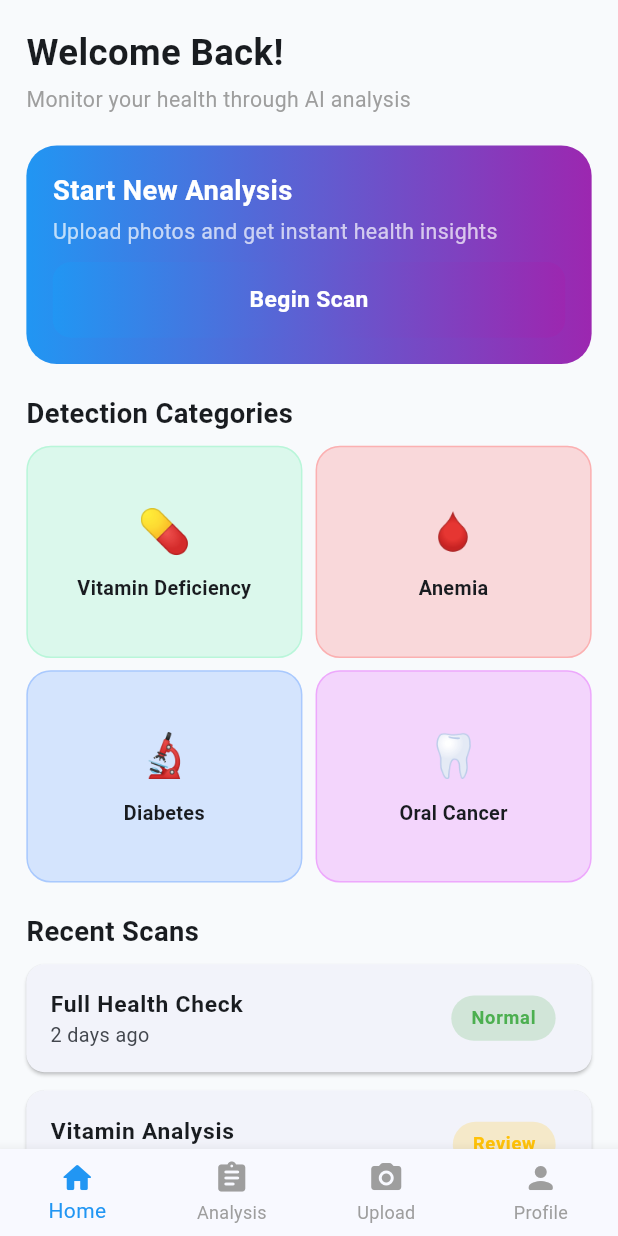
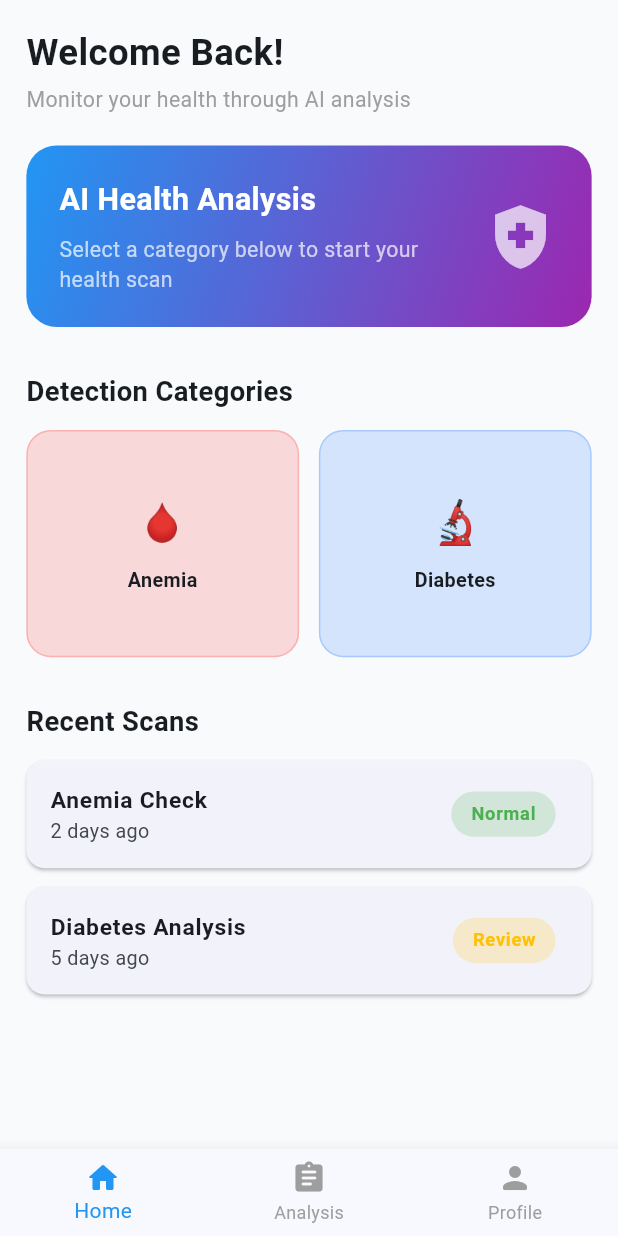
Before and after one commit to Early-Screening-for-Systemic-Diseases/heal_app, a Flutter app: the screen it shows after launch, on a phone screen of 412 x 824 dp. Run offline on Flutter 3.47's test engine with Material 3 defaults, Android fonts, the phone set to English and light mode, and no system bars; our stand-ins replace flutter_screenutil, flutter_svg, image_picker.

```diff
--- a/lib/features/view/home_screen.dart
+++ b/lib/features/view/home_screen.dart
@@ -1,8 +1,8 @@
 import 'package:flutter/material.dart';
 import 'package:flutter_screenutil/flutter_screenutil.dart';
 import '../widgets/category_card.dart';
-import '../widgets/gradient_button.dart';
 import '../widgets/info_card.dart';
+import 'upload_screen.dart';
 
 class HomeScreen extends StatelessWidget {
   const HomeScreen({super.key});
@@ -15,62 +15,124 @@ class HomeScreen extends StatelessWidget {
         child: Column(
           crossAxisAlignment: CrossAxisAlignment.start,
           children: [
-            Text('Welcome Back!', style: TextStyle(fontSize: 24.sp, fontWeight: FontWeight.bold)),
+            Text(
+              'Welcome Back!',
+              style: TextStyle(fontSize: 24.sp, fontWeight: FontWeight.bold),
+            ),
             SizedBox(height: 4.h),
-            Text('Monitor your health through AI analysis',
-                style: TextStyle(color: Colors.grey, fontSize: 14.sp)),
+            Text(
+              'Monitor your health through AI analysis',
+              style: TextStyle(color: Colors.grey, fontSize: 14.sp),
+            ),
             SizedBox(height: 20.h),
+
+            // Info Card instead of gradient button
             Container(
-              padding: EdgeInsets.all(16.w),
+              padding: EdgeInsets.all(20.w),
               decoration: BoxDecoration(
-                gradient: const LinearGradient(colors: [Colors.blue, Colors.purple]),
+                gradient: const LinearGradient(
+                  colors: [Colors.blue, Colors.purple],
+                  begin: Alignment.topLeft,
+                  end: Alignment.bottomRight,
+                ),
                 borderRadius: BorderRadius.circular(20.r),
               ),
+              child: Row(
+                children: [
+                  Expanded(
                     child: Column(
                       crossAxisAlignment: CrossAxisAlignment.start,
                       children: [
-                  Text('Start New Analysis',
+                        Text(
+                          'AI Health Analysis',
                           style: TextStyle(
-                          fontSize: 18.sp, fontWeight: FontWeight.bold, color: Colors.white)),
-                  SizedBox(height: 4.h),
-                  Text('Upload photos and get instant health insights',
-                      style: TextStyle(color: Colors.white70, fontSize: 14.sp)),
-                  SizedBox(height: 10.h),
-                  GradientButton(text: 'Begin Scan', onPressed: () {}),
+                            fontSize: 20.sp,
+                            fontWeight: FontWeight.bold,
+                            color: Colors.white,
+                          ),
+                        ),
+                        SizedBox(height: 8.h),
+                        Text(
+                          'Select a category below to start your health scan',
+                          style: TextStyle(color: Colors.white70, fontSize: 14.sp),
+                        ),
                       ],
                     ),
                   ),
-            SizedBox(height: 20.h),
-            Text('Detection Categories',
-                style: TextStyle(fontSize: 18.sp, fontWeight: FontWeight.bold)),
-            SizedBox(height: 8.h),
+                  Icon(Icons.health_and_safety, size: 50.sp, color: Colors.white70),
+                ],
+              ),
+            ),
+
+            SizedBox(height: 30.h),
+            Text(
+              'Detection Categories',
+              style: TextStyle(fontSize: 18.sp, fontWeight: FontWeight.bold),
+            ),
+            SizedBox(height: 12.h),
+
+            // Two category cards
             GridView.count(
               crossAxisCount: 2,
               shrinkWrap: true,
               physics: const NeverScrollableScrollPhysics(),
-              childAspectRatio: 1.3,
-              crossAxisSpacing: 8.w,
-              mainAxisSpacing: 8.h,
-              children: const [
-                CategoryCard(icon: '💊', name: 'Vitamin Deficiency', color: Colors.greenAccent),
-                CategoryCard(icon: '🩸', name: 'Anemia', color: Colors.redAccent),
-                CategoryCard(icon: '🔬', name: 'Diabetes', color: Colors.blueAccent),
-                CategoryCard(icon: '🦷', name: 'Oral Cancer', color: Colors.purpleAccent),
+              childAspectRatio: 1.2,
+              crossAxisSpacing: 12.w,
+              mainAxisSpacing: 12.h,
+              children: [
+                GestureDetector(
+                  onTap: () {
+                    Navigator.push(
+                      context,
+                      MaterialPageRoute(
+                        builder: (context) => const UploadScreen(
+                          category: 'Anemia',
+                          icon: '🩸',
+                          color: Colors.redAccent,
+                          sampleImagePath: 'assets/images/eye.webp',
+                        ),
+                      ),
+                    );
+                  },
+                  child: const CategoryCard(icon: '🩸', name: 'Anemia', color: Colors.redAccent),
+                ),
+                GestureDetector(
+                  onTap: () {
+                    Navigator.push(
+                      context,
+                      MaterialPageRoute(
+                        builder: (context) => const UploadScreen(
+                          category: 'Diabetes',
+                          icon: '🔬',
+                          color: Colors.blueAccent,
+                          sampleImagePath: 'assets/images/tounge.png',
+                        ),
+                      ),
+                    );
+                  },
+                  child: const CategoryCard(icon: '🔬', name: 'Diabetes', color: Colors.blueAccent),
+                ),
               ],
             ),
-            SizedBox(height: 20.h),
-            Text('Recent Scans', style: TextStyle(fontSize: 18.sp, fontWeight: FontWeight.bold)),
-            SizedBox(height: 8.h),
+
+            SizedBox(height: 30.h),
+            Text(
+              'Recent Scans',
+              style: TextStyle(fontSize: 18.sp, fontWeight: FontWeight.bold),
+            ),
+            SizedBox(height: 12.h),
             const InfoCard(
-                title: 'Full Health Check',
+              title: 'Anemia Check',
               date: '2 days ago',
               status: 'Normal',
-                color: Colors.green),
+              color: Colors.green,
+            ),
             const InfoCard(
-                title: 'Vitamin Analysis',
+              title: 'Diabetes Analysis',
               date: '5 days ago',
               status: 'Review',
-                color: Colors.amber),
+              color: Colors.amber,
+            ),
           ],
         ),
       ),
--- a/lib/features/view/medical_nav_bar.dart
+++ b/lib/features/view/medical_nav_bar.dart
@@ -1,7 +1,6 @@
 import 'package:flutter/material.dart';
 
 import 'analysis_screen.dart';
-import 'camera_screen.dart';
 import 'home_screen.dart';
 import 'profile_screen.dart';
 
@@ -15,12 +14,7 @@ class MedicalNavBar extends StatefulWidget {
 class _MedicalNavBarState extends State<MedicalNavBar> {
   int _selectedIndex = 0;
 
-  final List<Widget> _screens = const [
-    HomeScreen(),
-    AnalysisScreen(),
-    CameraScreen(),
-    ProfileScreen(),
-  ];
+  final List<Widget> _screens = const [HomeScreen(), AnalysisScreen(), ProfileScreen()];
 
   @override
   Widget build(BuildContext context) {
@@ -35,7 +29,6 @@ class _MedicalNavBarState extends State<MedicalNavBar> {
         items: const [
           BottomNavigationBarItem(icon: Icon(Icons.home_rounded), label: 'Home'),
           BottomNavigationBarItem(icon: Icon(Icons.assignment_rounded), label: 'Analysis'),
-          BottomNavigationBarItem(icon: Icon(Icons.camera_alt_rounded), label: 'Upload'),
           BottomNavigationBarItem(icon: Icon(Icons.person_rounded), label: 'Profile'),
         ],
       ),
```
Also changed, not shown: lib/features/view/camera_screen.dart (deleted, +0 -40 lines), lib/features/view/profile_screen.dart (+10 -4 lines), lib/features/view/upload_screen.dart (added, +295 -0 lines), pubspec.yaml (+6 -10 lines), assets/images/eye.webp (added), assets/images/tounge.png (added), pubspec.lock, 5 other files. Lines whose indentation alone changed are shown as unchanged.
